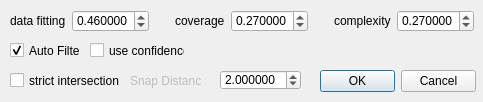
The window that qCC/ui_templates/bdrPolyFitDlg.ui (CloudCompare/CloudCompare) describes before a commit, drawn with Qt 5.
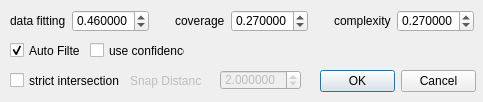
The same window after the commit.

```diff
--- a/qCC/ui_templates/bdrPolyFitDlg.ui
+++ b/qCC/ui_templates/bdrPolyFitDlg.ui
@@ -148,7 +148,7 @@
   </widget>
   <widget class="QDoubleSpinBox" name="PolyfitSnapSpinBox">
    <property name="enabled">
-    <bool>true</bool>
+    <bool>false</bool>
    </property>
    <property name="geometry">
     <rect>
```
